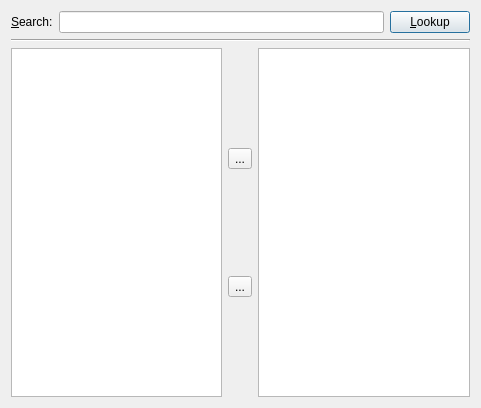
This is nextShows/src/settings/ui/findshows.ui in gilcn/nextshows as Qt 5 draws it before an edit. The edited form follows.
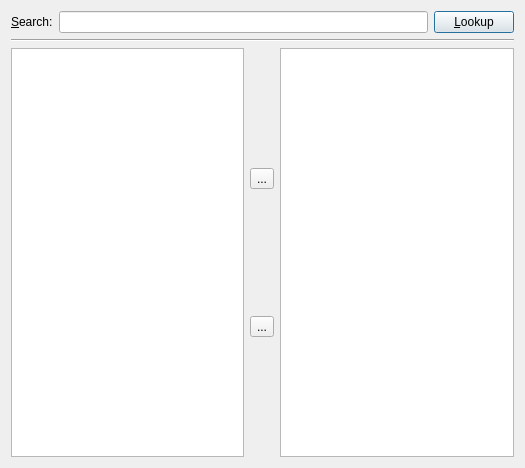
This is the edited form.

```diff
--- a/nextShows/src/settings/ui/findshows.ui
+++ b/nextShows/src/settings/ui/findshows.ui
@@ -5,8 +5,8 @@
    <rect>
     <x>0</x>
     <y>0</y>
-    <width>481</width>
-    <height>408</height>
+    <width>525</width>
+    <height>468</height>
    </rect>
   </property>
   <property name="windowTitle" >
@@ -56,7 +56,7 @@
    <item row="2" column="0" >
     <layout class="QHBoxLayout" name="horizontalLayout" >
      <item>
-      <widget class="QListView" name="listView" />
+      <widget class="QListWidget" name="listWidget" />
      </item>
      <item>
       <layout class="QVBoxLayout" name="verticalLayout" >
```
